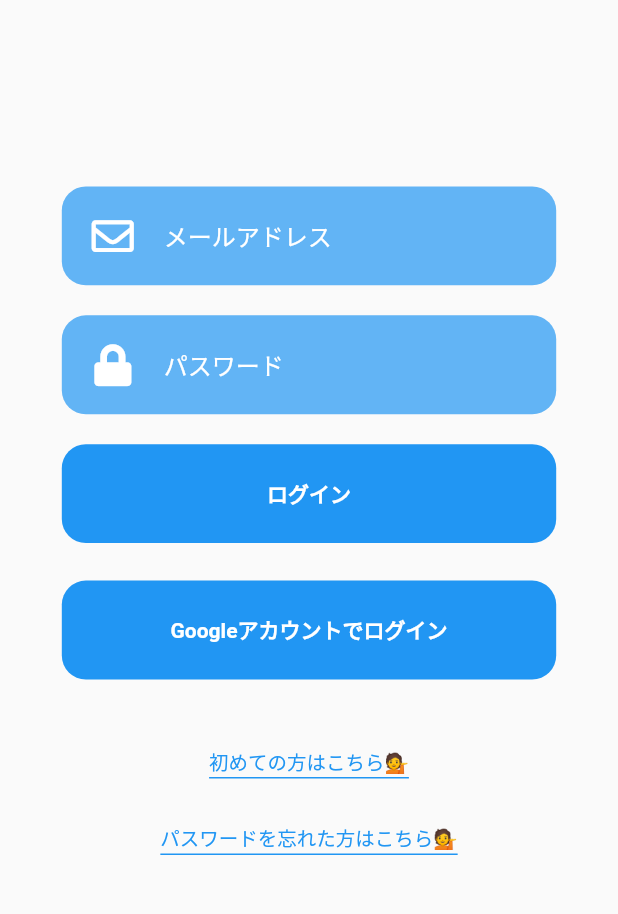
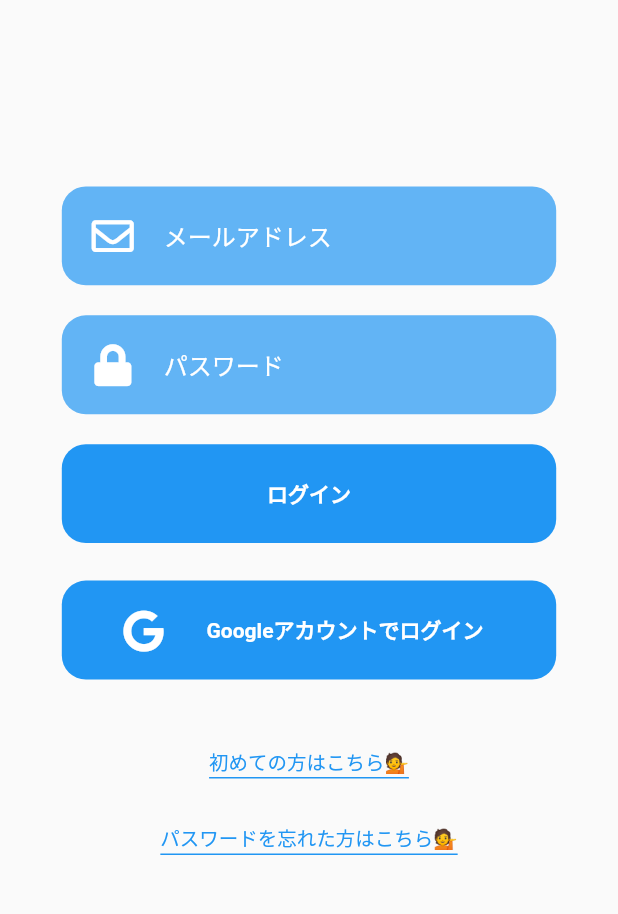
Before and after one commit to shimizu-saffle/if_then_app, a Flutter app: the screen it shows after launch, on a phone screen of 412 x 824 dp, the part 276-1190 px from its top. Run offline on Flutter 3.47's test engine with Material 2 defaults, Android fonts, the phone set to English and light mode, and no system bars; our stand-ins replace cloud_firestore, firebase_auth, firebase_core, firebase_messaging, flutter_riverpod, font_awesome_flutter and 1 more; accounts and stored records are empty.

Commit message:
GoogleアカウントログインボタンにGoogleのアイコンを配置してpaddingで調整

```diff
--- a/lib/views/account_page/login_page.dart
+++ b/lib/views/account_page/login_page.dart
@@ -43,7 +43,10 @@ class LoginPage extends StatelessWidget {
               ),
               LoginButton(buttonName: 'ログイン'),
               SizedBox(height: 25),
-              GoogleLoginButton(buttonName: 'Googleアカウントでログイン'),
+              GoogleLoginButton(
+                buttonName: 'Googleアカウントでログイン',
+                icon: FontAwesomeIcons.google,
+              ),
               SizedBox(height: 25),
             ],
           ),
--- a/lib/widgets/GoogleLoginButton.dart
+++ b/lib/widgets/GoogleLoginButton.dart
@@ -3,10 +3,14 @@ import 'package:flutter_riverpod/flutter_riverpod.dart';
 import 'package:if_then_app/controllers/login_controller.dart';
 
 class GoogleLoginButton extends StatelessWidget {
-  const GoogleLoginButton({Key? key, required this.buttonName})
-      : super(key: key);
+  const GoogleLoginButton({
+    Key? key,
+    required this.buttonName,
+    this.icon,
+  }) : super(key: key);
 
   final String? buttonName;
+  final IconData? icon;
 
   @override
   Widget build(BuildContext context) {
@@ -20,12 +24,22 @@ class GoogleLoginButton extends StatelessWidget {
           borderRadius: BorderRadius.circular(16),
           color: Colors.blue,
         ),
-        child: TextButton(
+        child: Padding(
+          padding: const EdgeInsets.only(right: 8.0),
+          child: TextButton.icon(
             onPressed: () async {
               await logInController.signInWithGoogle();
               Navigator.pushNamed(context, 'TimeLinePage');
             },
-          child: Text(
+            icon: Padding(
+              padding: const EdgeInsets.only(right: 20),
+              child: Icon(
+                icon,
+                size: 28,
+                color: Colors.white,
+              ),
+            ),
+            label: Text(
               buttonName!,
               style: TextStyle(
                 color: Colors.white,
@@ -33,6 +47,7 @@ class GoogleLoginButton extends StatelessWidget {
               ),
             ),
           ),
+        ),
       );
     });
   }
```
Lines whose indentation alone changed are shown as unchanged.
